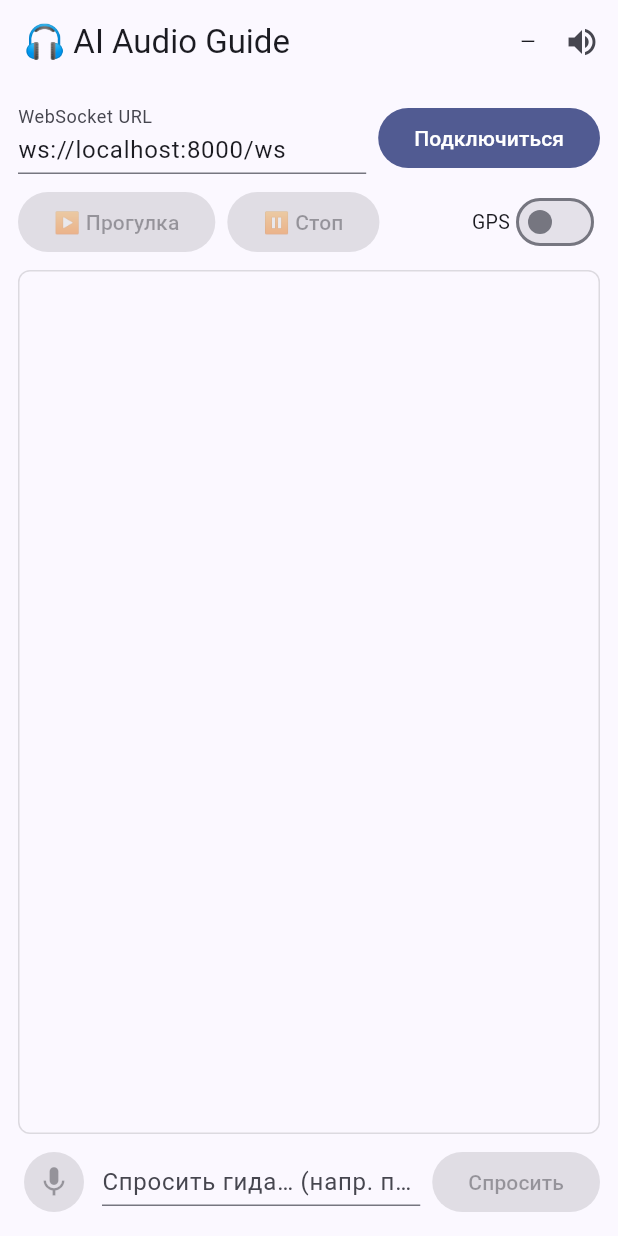
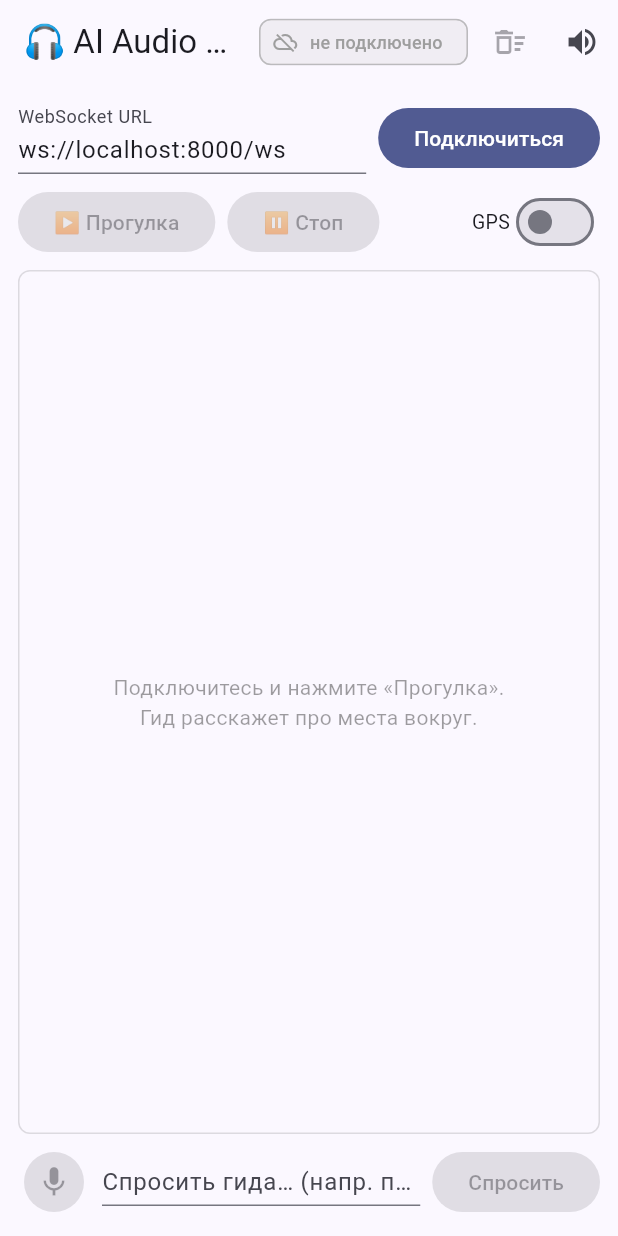
Before and after one commit to efrom-K/AI-Guide, a Flutter app: the screen it shows after launch, on a phone screen of 412 x 824 dp. Run offline on Flutter 3.47's test engine with Material 3 defaults, Android fonts, the phone set to English and light mode, and no system bars; our stand-ins replace flutter_tts, geolocator; missing offline and left inert: record.

Commit message:
App UX polish: status chip, auto-reconnect, footer, empty state
- coloured agent-state chip in the app bar (готов/анализ/рассказ/говорит/
  слушает/отвечает/переключение/расширяет; cloud-off when offline)
- connect button is now a toggle (Подключиться/Отключиться) backed by a
  wantConnected flag; auto-reconnect with exponential backoff on a dropped
  socket, surfaced in the feed
- footer shows live position + current place_id
- empty-state hint; clear-feed button; auto-scroll to newest message

Co-Authored-By: Claude Opus 4.8 (1M context) <noreply@anthropic.com>

```diff
--- a/mobile/lib/main.dart
+++ b/mobile/lib/main.dart
@@ -57,6 +57,7 @@ class HomePage extends StatefulWidget {
 class _HomePageState extends State<HomePage> {
   final _urlCtrl = TextEditingController(text: 'ws://localhost:8000/ws');
   final _askCtrl = TextEditingController();
+  final _scroll = ScrollController();
   WebSocketChannel? _ch;
   bool _connected = false;
   String _state = '—';
@@ -77,6 +78,14 @@ class _HomePageState extends State<HomePage> {
   final AudioRecorder _rec = AudioRecorder();
   bool _recording = false;
 
+  // UI state.
+  bool _speaking = false; // TTS currently talking
+  String? _lastPos; // "55.7525, 37.6231"
+  String? _lastPlace; // place_id of the current narration
+  bool _wantConnected = false; // user intends a live connection (drives auto-reconnect)
+  Timer? _reconnectTimer;
+  int _retries = 0;
+
   @override
   void initState() {
     super.initState();
@@ -88,6 +97,9 @@ class _HomePageState extends State<HomePage> {
     await _tts.setSpeechRate(0.5); // calmer, guide-like pace
     await _tts.setPitch(1.0);
     await _tts.awaitSpeakCompletion(true);
+    _tts.setStartHandler(() => setState(() => _speaking = true));
+    _tts.setCompletionHandler(() => setState(() => _speaking = false));
+    _tts.setCancelHandler(() => setState(() => _speaking = false));
   }
 
   // Speak text now, cutting off whatever is playing (seamless switch / barge-in).
@@ -97,12 +109,27 @@ class _HomePageState extends State<HomePage> {
     await _tts.speak(text);
   }
 
-  void _add(String kind, String text) => setState(() => _log.add(Msg(kind, text)));
+  void _add(String kind, String text) {
+    setState(() => _log.add(Msg(kind, text)));
+    // Keep the newest message in view.
+    WidgetsBinding.instance.addPostFrameCallback((_) {
+      if (_scroll.hasClients) {
+        _scroll.animateTo(
+          _scroll.position.maxScrollExtent,
+          duration: const Duration(milliseconds: 200),
+          curve: Curves.easeOut,
+        );
+      }
+    });
+  }
 
   void _connect() {
+    _wantConnected = true;
+    _reconnectTimer?.cancel();
     final ch = WebSocketChannel.connect(Uri.parse(_urlCtrl.text.trim()));
     ch.stream.listen(
       (data) {
+        _retries = 0; // a live message proves the link is healthy
         final m = jsonDecode(data as String) as Map<String, dynamic>;
         switch (m['type']) {
           case 'state':
@@ -110,6 +137,7 @@ class _HomePageState extends State<HomePage> {
             break;
           case 'narration':
             final t = m['text'] as String;
+            setState(() => _lastPlace = m['place_id'] as String?);
             _add('guide', t);
             _say(t);
             break;
@@ -126,13 +154,39 @@ class _HomePageState extends State<HomePage> {
             break;
         }
       },
-      onDone: () => setState(() => _connected = false),
+      onDone: _onDisconnected,
       onError: (e) => _add('meta', '⚠ $e'),
     );
     setState(() {
       _ch = ch;
       _connected = true;
+      _state = '—';
       _add('meta', '· подключение ${_urlCtrl.text}');
+    });
+  }
+
+  // Socket dropped: reflect it, and auto-reconnect if the user still wants to be on.
+  void _onDisconnected() {
+    setState(() => _connected = false);
+    if (!_wantConnected) return;
+    final delay = Duration(seconds: (1 << _retries).clamp(1, 16)); // 1,2,4,8,16s
+    _retries++;
+    _add('meta', '· связь потеряна, переподключение через ${delay.inSeconds}s…');
+    _reconnectTimer = Timer(delay, () {
+      if (_wantConnected) _connect();
+    });
+  }
+
+  void _disconnect() {
+    _wantConnected = false;
+    _reconnectTimer?.cancel();
+    _stopWalk();
+    _tts.stop();
+    _ch?.sink.close();
+    setState(() {
+      _ch = null;
+      _connected = false;
+      _state = '—';
     });
   }
 
@@ -189,16 +243,22 @@ class _HomePageState extends State<HomePage> {
         return;
       }
       final p = _points[_idx++];
+      _sendPosition(p['lat']!, p['lon']!, p['dir']!, 'slow');
+    });
+    setState(() {});
+  }
+
+  // Send a position and remember it for the status footer.
+  void _sendPosition(double lat, double lon, double dir, String pace) {
     _send({
       'type': 'position',
-        'lat': p['lat'],
-        'lon': p['lon'],
-        'direction_deg': p['dir'],
+      'lat': lat,
+      'lon': lon,
+      'direction_deg': dir,
       'gaze_confidence': 'low',
-        'pace': 'slow',
+      'pace': pace,
     });
-    });
-    setState(() {});
+    setState(() => _lastPos = '${lat.toStringAsFixed(5)}, ${lon.toStringAsFixed(5)}');
   }
 
   // ---- real GPS ----------------------------------------------------------
@@ -230,16 +290,12 @@ class _HomePageState extends State<HomePage> {
       distanceFilter: 5, // metres between updates
     );
     _gpsSub = Geolocator.getPositionStream(locationSettings: settings).listen(
-      (pos) {
-        _send({
-          'type': 'position',
-          'lat': pos.latitude,
-          'lon': pos.longitude,
-          'direction_deg': pos.heading >= 0 ? pos.heading : 0.0,
-          'gaze_confidence': 'low',
-          'pace': pos.speed > 1.5 ? 'fast' : 'slow',
-        });
-      },
+      (pos) => _sendPosition(
+        pos.latitude,
+        pos.longitude,
+        pos.heading >= 0 ? pos.heading : 0.0,
+        pos.speed > 1.5 ? 'fast' : 'slow',
+      ),
       onError: (e) => _add('meta', '⚠ GPS: $e'),
     );
     _add('meta', '· реальный GPS включён');
@@ -307,9 +363,11 @@ class _HomePageState extends State<HomePage> {
   void dispose() {
     _walkTimer?.cancel();
     _gpsSub?.cancel();
+    _reconnectTimer?.cancel();
     _tts.stop();
     _rec.dispose();
     _ch?.sink.close();
+    _scroll.dispose();
     super.dispose();
   }
 
@@ -320,6 +378,34 @@ class _HomePageState extends State<HomePage> {
         _ => const Color(0xFFFFFBEB),
       };
 
+  // Coloured chip for the agent state (or connection status).
+  Widget _statusChip() {
+    final (label, color, icon) = switch (true) {
+      _ when !_connected && _wantConnected => ('переподключение…', Colors.orange, Icons.sync),
+      _ when !_connected => ('не подключено', Colors.grey, Icons.cloud_off),
+      _ when _speaking => ('говорит', Colors.indigo, Icons.graphic_eq),
+      _ => switch (_state) {
+          'scoring' => ('анализ', Colors.blueGrey, Icons.search),
+          'narrating' => ('рассказ', Colors.indigo, Icons.record_voice_over),
+          'switching' => ('переключение', Colors.indigo, Icons.swap_horiz),
+          'listening' => ('слушает', Colors.teal, Icons.hearing),
+          'answering' => ('отвечает', Colors.teal, Icons.question_answer),
+          'expanding' => ('расширяет радиус', Colors.blueGrey, Icons.zoom_out_map),
+          _ => ('готов', Colors.green, Icons.check_circle),
+        },
+    };
+    return Padding(
+      padding: const EdgeInsets.symmetric(horizontal: 4),
+      child: Chip(
+        visualDensity: VisualDensity.compact,
+        backgroundColor: color.withValues(alpha: 0.12),
+        side: BorderSide(color: color.withValues(alpha: 0.4)),
+        avatar: Icon(icon, size: 16, color: color),
+        label: Text(label, style: TextStyle(fontSize: 12, color: color)),
+      ),
+    );
+  }
+
   @override
   Widget build(BuildContext context) {
     final walking = _walkTimer != null || _gpsSub != null;
@@ -327,7 +413,12 @@ class _HomePageState extends State<HomePage> {
       appBar: AppBar(
         title: const Text('🎧 AI Audio Guide'),
         actions: [
-          Center(child: Text('  $_state  ', style: const TextStyle(fontSize: 13))),
+          Center(child: _statusChip()),
+          IconButton(
+            tooltip: _log.isEmpty ? 'Лента пуста' : 'Очистить ленту',
+            icon: const Icon(Icons.delete_sweep_outlined),
+            onPressed: _log.isEmpty ? null : () => setState(_log.clear),
+          ),
           IconButton(
             tooltip: _voice ? 'Озвучка включена' : 'Озвучка выключена',
             icon: Icon(_voice ? Icons.volume_up : Icons.volume_off),
@@ -348,8 +439,8 @@ class _HomePageState extends State<HomePage> {
               ),
               const SizedBox(width: 8),
               FilledButton(
-                onPressed: _connected ? null : _connect,
-                child: Text(_connected ? 'connected' : 'Подключиться'),
+                onPressed: _wantConnected ? _disconnect : _connect,
+                child: Text(_wantConnected ? 'Отключиться' : 'Подключиться'),
               ),
             ]),
             const SizedBox(height: 8),
@@ -381,7 +472,16 @@ class _HomePageState extends State<HomePage> {
                   border: Border.all(color: Colors.black12),
                   borderRadius: BorderRadius.circular(8),
                 ),
-                child: ListView.builder(
+                child: _log.isEmpty
+                    ? const Center(
+                        child: Text(
+                          'Подключитесь и нажмите «Прогулка».\nГид расскажет про места вокруг.',
+                          textAlign: TextAlign.center,
+                          style: TextStyle(color: Colors.black38),
+                        ),
+                      )
+                    : ListView.builder(
+                        controller: _scroll,
                         itemCount: _log.length,
                         itemBuilder: (_, i) {
                           final m = _log[i];
@@ -397,6 +497,25 @@ class _HomePageState extends State<HomePage> {
                         },
                       ),
               ),
+            ),
+            // Footer: live position + current place id.
+            if (_lastPos != null || _lastPlace != null)
+              Padding(
+                padding: const EdgeInsets.only(top: 4),
+                child: Row(children: [
+                  const Icon(Icons.place, size: 14, color: Colors.black45),
+                  const SizedBox(width: 4),
+                  Expanded(
+                    child: Text(
+                      [
+                        if (_lastPos != null) _lastPos,
+                        if (_lastPlace != null) '· $_lastPlace',
+                      ].join(' '),
+                      style: const TextStyle(fontSize: 12, color: Colors.black45),
+                      overflow: TextOverflow.ellipsis,
+                    ),
+                  ),
+                ]),
               ),
             const SizedBox(height: 8),
             Row(children: [
```
Lines whose indentation alone changed are shown as unchanged.
